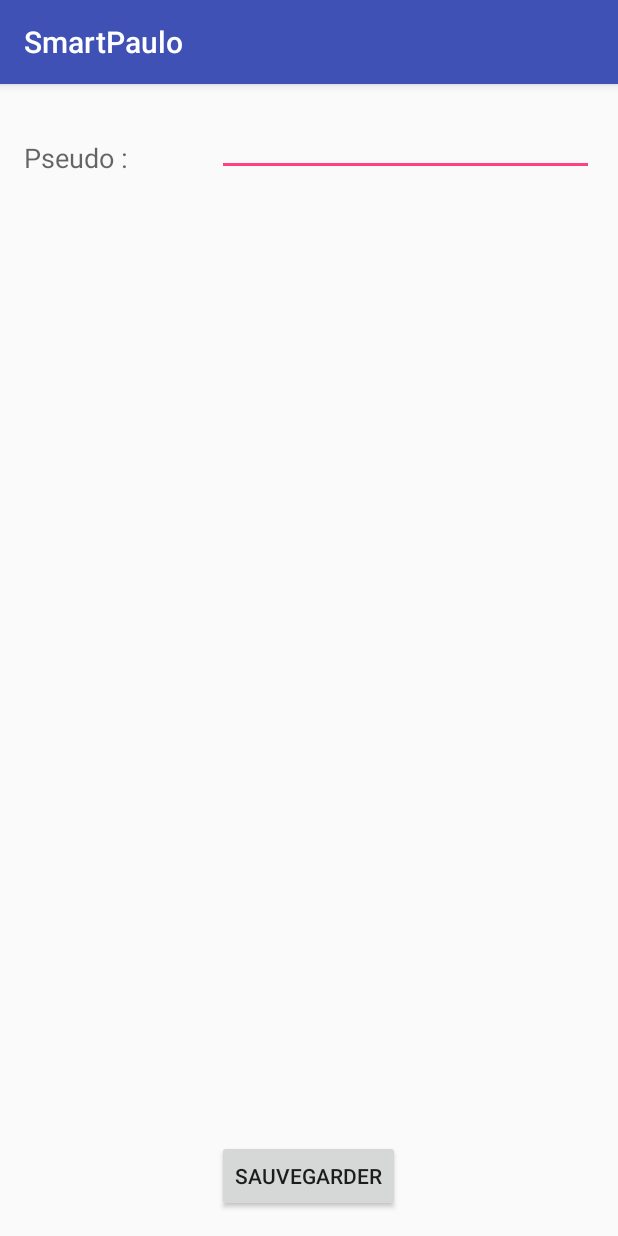
After one commit to julienCsj/SmartPaulo, an Android app: the Settings screen opened directly, with no data from a screen before it, on a phone screen of 412 x 824 dp. The commit adds this screen. Run offline under Robolectric (Android 15) with nearby library versions, the phone set to English and light mode, and no system bars.

Commit message:
Choix et sauvegarde du pseudo

```diff
--- /dev/null
+++ b/app/src/main/java/fr/nilteam/smartpaulo/smartpaulo/Settings.java
@@ -0,0 +1,52 @@
+package fr.nilteam.smartpaulo.smartpaulo;
+
+import android.content.Context;
+import android.content.Intent;
+import android.content.SharedPreferences;
+import android.support.v7.app.AppCompatActivity;
+import android.os.Bundle;
+import android.view.View;
+import android.widget.Button;
+import android.widget.EditText;
+import android.widget.Toast;
+
+public class Settings extends AppCompatActivity {
+
+    private EditText editText;
+    private Button buttonSauvegarder;
+    private SharedPreferences settings;
+
+    @Override
+    protected void onCreate(Bundle savedInstanceState) {
+        super.onCreate(savedInstanceState);
+        setContentView(R.layout.activity_settings);
+
+        editText = (EditText) findViewById(R.id.editText);
+        buttonSauvegarder = (Button) findViewById(R.id.settingsSauvegarderButton);
+        buttonSauvegarder.setOnClickListener(sauvegarder);
+
+        settings = getSharedPreferences("SmartPaulo", 0);
+        String pseudo = settings.getString("pseudo", "");
+        editText.setText(pseudo);
+
+    }
+
+    private View.OnClickListener sauvegarder = new View.OnClickListener() {
+        public void onClick(View arg0) {
+
+            SharedPreferences.Editor editor = settings.edit();
+            editor.putString("pseudo", editText.getText().toString());
+            editor.commit();
+
+            Context context = getApplicationContext();
+            CharSequence text = "Pseudo enregistré";
+            int duration = Toast.LENGTH_LONG;
+            Toast toast = Toast.makeText(context, text, duration);
+            toast.show();
+
+            Intent intent = new Intent(getApplicationContext(), MainActivity.class);
+            startActivity(intent);
+        }
+    };
+
+}
--- /dev/null
+++ b/app/src/main/res/layout/activity_settings.xml
@@ -0,0 +1,43 @@
+<?xml version="1.0" encoding="utf-8"?>
+<RelativeLayout
+    xmlns:android="http://schemas.android.com/apk/res/android"
+    xmlns:tools="http://schemas.android.com/tools"
+    android:layout_width="match_parent"
+    android:layout_height="match_parent"
+    android:paddingLeft="@dimen/activity_horizontal_margin"
+    android:paddingRight="@dimen/activity_horizontal_margin"
+    android:paddingTop="@dimen/activity_vertical_margin"
+    android:paddingBottom="@dimen/activity_vertical_margin"
+    tools:context="fr.nilteam.smartpaulo.smartpaulo.Settings">
+
+    <TextView
+        android:layout_width="wrap_content"
+        android:layout_height="wrap_content"
+        android:textAppearance="?android:attr/textAppearanceMedium"
+        android:text="Pseudo :"
+        android:id="@+id/textView4"
+        android:layout_alignBottom="@+id/editText"
+        android:layout_alignParentLeft="true"
+        android:layout_alignParentStart="true" />
+
+    <Button
+        android:layout_width="wrap_content"
+        android:layout_height="wrap_content"
+        android:text="Sauvegarder"
+        android:id="@+id/settingsSauvegarderButton"
+        android:layout_gravity="bottom"
+        android:layout_weight="4.03"
+        android:layout_alignParentBottom="true"
+        android:layout_centerHorizontal="true" />
+
+    <EditText
+        android:layout_width="wrap_content"
+        android:layout_height="wrap_content"
+        android:id="@+id/editText"
+        android:layout_weight="16.09"
+        android:layout_alignParentTop="true"
+        android:layout_alignParentRight="true"
+        android:layout_alignParentEnd="true"
+        android:layout_alignLeft="@+id/settingsSauvegarderButton"
+        android:layout_alignStart="@+id/settingsSauvegarderButton" />
+</RelativeLayout>
```
Also changed, not shown: app/src/main/AndroidManifest.xml (+14 -9 lines), app/src/main/java/fr/nilteam/smartpaulo/smartpaulo/MainActivity.java (+3 -10 lines), app/src/main/res/menu/activity_main_drawer.xml (+1 -13 lines).
